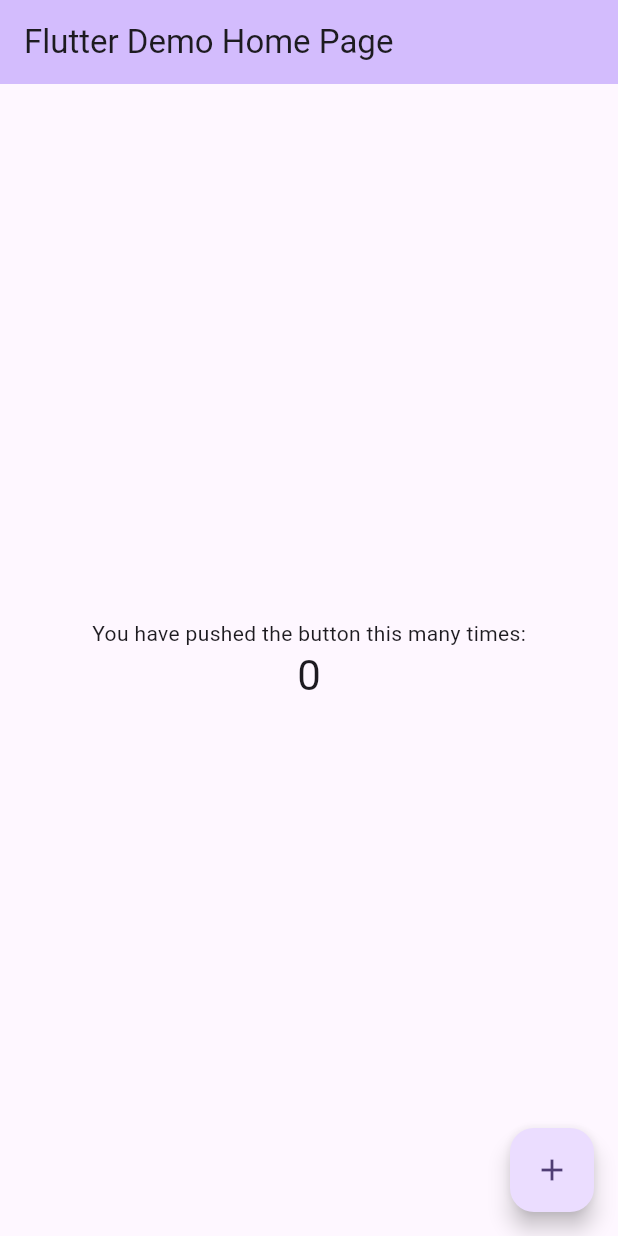
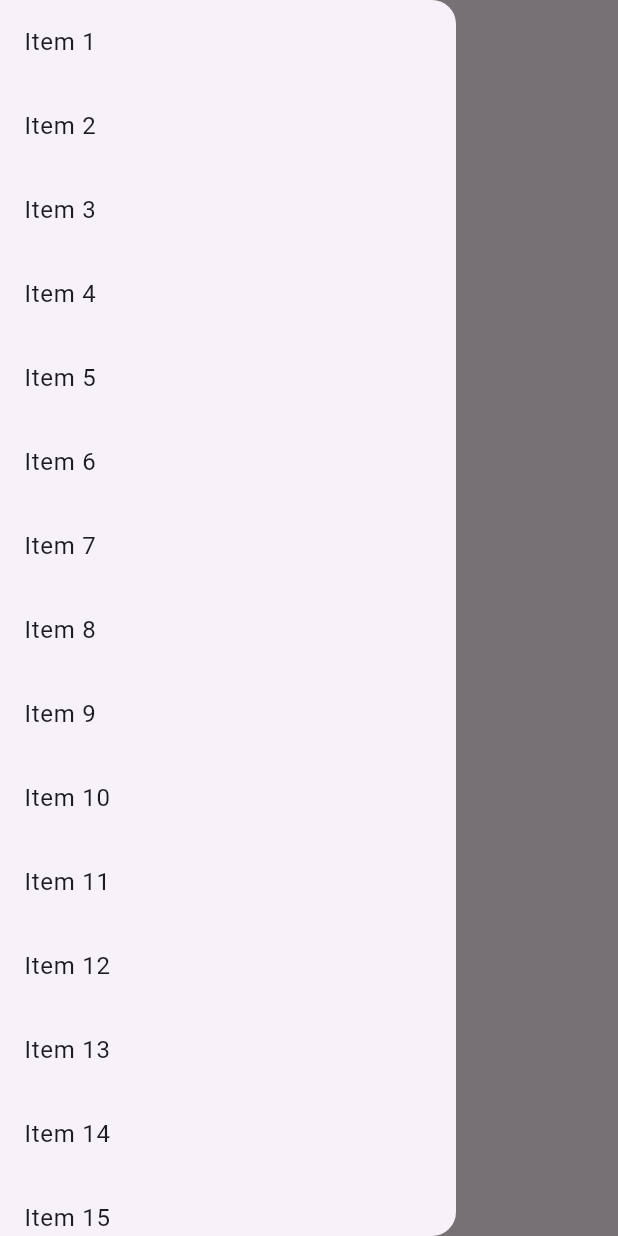
Before and after one commit to IshaNagireddy/GrandCare, a Flutter app: the screen it shows after launch, with the side drawer open (before the commit the screen has no drawer), on a phone screen of 412 x 824 dp. Run offline on Flutter 3.47's test engine with Material 3 defaults, Android fonts, the light colour scheme and no system bars.

Commit message:
Menu File
This file contains a skeleton of the hamburger menu.

```diff
--- a/apps_for_good/lib/main.dart
+++ b/apps_for_good/lib/main.dart
@@ -1,125 +1,21 @@
 import 'package:flutter/material.dart';
+import 'menu.dart';
 
 void main() {
  runApp(const MyApp());
 }
 
+
 class MyApp extends StatelessWidget {
-  const MyApp({super.key});
+ const MyApp({Key? key}) : super(key: key);
+
 
  // This widget is the root of your application.
  @override
  Widget build(BuildContext context) {
-    return MaterialApp(
-      title: 'Flutter Demo',
-      theme: ThemeData(
-        // This is the theme of your application.
-        //
-        // TRY THIS: Try running your application with "flutter run". You'll see
-        // the application has a purple toolbar. Then, withouP quitting the app,
-        // try changing the seedColor in the colorScheme below to Colors.green
-        // and then invoke "hot reload" (save your changes or press the "hot
-        // reload" button in a Flutter-supported IDE, or press "r" if you used
-        // the command line to start the app).
-        //
-        // Notice that the counter didn't reset back to zero; the application
-        // state is not lost during the reload. To reset the state, use hot
-        // restart instead.
-        //
-        // This works for code too, not just values: Most code changes can be
-        // tested with just a hot reload.
-        colorScheme: ColorScheme.fromSeed(seedColor: Colors.deepPurple),
-        useMaterial3: true,
-      ),
-      home: const MyHomePage(title: 'Flutter Demo Home Page'),
+   return const MaterialApp(
+     debugShowCheckedModeBanner: false,
+     home: Widget088(),
    );
  }
 }
-
-class MyHomePage extends StatefulWidget {
-  const MyHomePage({super.key, required this.title});
-
-  // This widget is the home page of your application. It is stateful, meaning
-  // that it has a State object (defined below) that contains fields that affect
-  // how it looks.
-
-  // This class is the configuration for the state. It holds the values (in this
-  // case the title) provided by the parent (in this case the App widget) and
-  // used by the build method of the State. Fields in a Widget subclass are
-  // always marked "final".
-
-  final String title;
-
-  @override
-  State<MyHomePage> createState() => _MyHomePageState();
-}
-
-class _MyHomePageState extends State<MyHomePage> {
-  int _counter = 0;
-
-  void _incrementCounter() {
-    setState(() {
-      // This call to setState tells the Flutter framework that something has
-      // changed in this State, which causes it to rerun the build method below
-      // so that the display can reflect the updated values. If we changed
-      // _counter without calling setState(), then the build method would not be
-      // called again, and so nothing would appear to happen.
-      _counter++;
-    });
-  }
-
-  @override
-  Widget build(BuildContext context) {
-    // This method is rerun every time setState is called, for instance as done
-    // by the _incrementCounter method above.
-    //
-    // The Flutter framework has been optimized to make rerunning build methods
-    // fast, so that you can just rebuild anything that needs updating rather
-    // than having to individually change instances of widgets.
-    return Scaffold(
-      appBar: AppBar(
-        // TRY THIS: Try changing the color here to a specific color (to
-        // Colors.amber, perhaps?) and trigger a hot reload to see the AppBar
-        // change color while the other colors stay the same.
-        backgroundColor: Theme.of(context).colorScheme.inversePrimary,
-        // Here we take the value from the MyHomePage object that was created by
-        // the App.build method, and use it to set our appbar title.
-        title: Text(widget.title),
-      ),
-      body: Center(
-        // Center is a layout widget. It takes a single child and positions it
-        // in the middle of the parent.
-        child: Column(
-          // Column is also a layout widget. It takes a list of children and
-          // arranges them vertically. By default, it sizes itself to fit its
-          // children horizontally, and tries to be as tall as its parent.
-
-          // Column has various properties to control how it sizes itself and
-          // how it positions its children. Here we use mainAxisAlignment to
-          // center the children vertically; the main axis here is the vertical
-          // axis because Columns are vertical (the cross axis would be
-          // horizontal).
-          //
-          // TRY THIS: Invoke "debug painting" (choose the "Toggle Debug Paint"
-          // action in the IDE, or press "p" in the console), to see the
-          // wireframe for each widget.
-          mainAxisAlignment: MainAxisAlignment.center,
-          children: <Widget>[
-            const Text(
-              'You have pushed the button this many times:',
-            ),
-            Text(
-              '$_counter',
-              style: Theme.of(context).textTheme.headlineMedium,
-            ),
-          ],
-        ),
-      ),
-      floatingActionButton: FloatingActionButton(
-        onPressed: _incrementCounter,
-        tooltip: 'Increment',
-        child: const Icon(Icons.add),
-      ), // This trailing comma makes auto-formatting nicer for build methods.
-    );
-  }
-}
--- /dev/null
+++ b/apps_for_good/lib/menu.dart
@@ -0,0 +1,81 @@
+import 'package:flutter/material.dart';
+
+
+class Widget088 extends StatelessWidget {
+  const Widget088({Key? key}) : super(key: key);
+
+@override
+Widget build(BuildContext context) {
+  return Scaffold(
+    appBar: AppBar(
+      title: const Text('Flutter Mapp'),
+    ),
+
+    drawer: Drawer(
+      child: ListView(
+        children: [
+          ListTile(
+            title: const Text('Item 1'),
+            onTap: () {},
+          ),
+          ListTile(
+            title: const Text('Item 2'),
+            onTap: () {},
+          ),
+          ListTile(
+            title: const Text('Item 3'),
+            onTap: () {},
+          ),
+          ListTile(
+            title: const Text('Item 4'),
+            onTap: () {},
+          ),
+          ListTile(
+            title: const Text('Item 5'),
+            onTap: () {},
+          ),
+          ListTile(
+            title: const Text('Item 6'),
+            onTap: () {},
+          ),
+          ListTile(
+            title: const Text('Item 7'),
+            onTap: () {},
+          ),
+          ListTile(
+            title: const Text('Item 8'),
+            onTap: () {},
+          ),
+          ListTile(
+            title: const Text('Item 9'),
+            onTap: () {},
+          ),
+          ListTile(
+            title: const Text('Item 10'),
+            onTap: () {},
+          ),
+          ListTile(
+            title: const Text('Item 11'),
+            onTap: () {},
+          ),
+          ListTile(
+            title: const Text('Item 12'),
+            onTap: () {},
+          ),
+          ListTile(
+            title: const Text('Item 13'),
+            onTap: () {},
+          ),
+          ListTile(
+            title: const Text('Item 14'),
+            onTap: () {},
+          ),
+          ListTile(
+            title: const Text('Item 15'),
+            onTap: () {},
+          ),
+        ],
+      ),
+    ),
+  );
+}}
```
Also changed, not shown: apps_for_good/pubspec.lock. Lines whose indentation alone changed are shown as unchanged.
